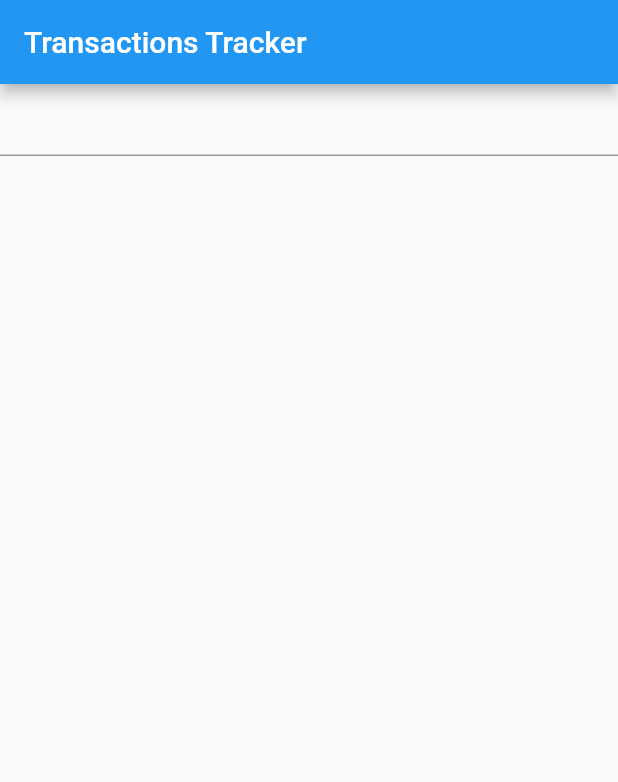
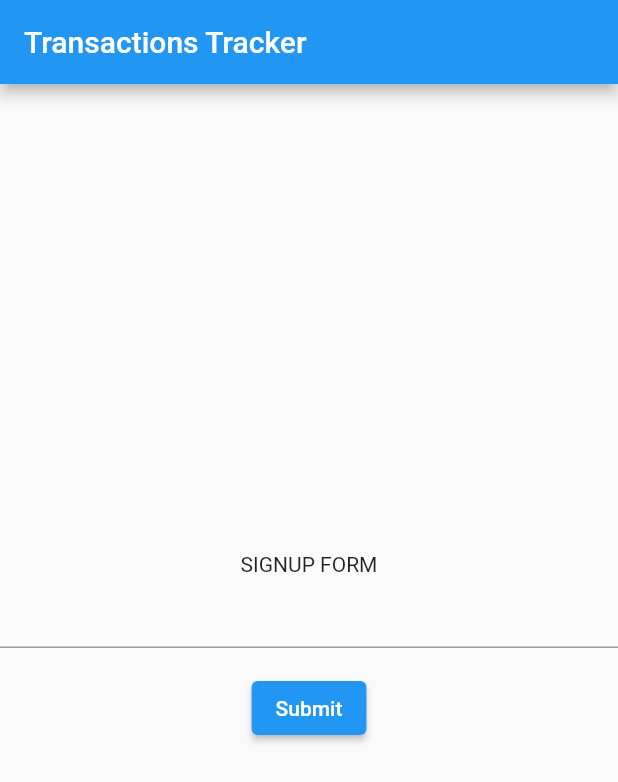
Before and after one commit to Petar81/Track-Bank-Expenses, a Flutter app: the screen it shows after launch, on a phone screen of 412 x 824 dp. Shown: the top 782 px of the screen. Run offline on Flutter 3.47's test engine with Material 2 defaults, Android fonts, the phone set to English and light mode, and no system bars; our stand-ins replace charts_flutter, firebase_auth, firebase_core, firebase_database, fl_chart, pie_chart; accounts and stored records are empty.

Commit message:
add form title and submit button

```diff
--- a/lib/screens/user_auth.dart
+++ b/lib/screens/user_auth.dart
@@ -19,11 +19,13 @@ class _UserAuthState extends State<UserAuth> {
       body: Center(
         child: Center(
           child: Column(
+            mainAxisAlignment: MainAxisAlignment.center,
             children: <Widget>[
               Form(
                 key: _formKey,
                 child: Column(
                   children: <Widget>[
+                    const Text("SIGNUP FORM"),
                     TextFormField(
                       // The validator receives the text that the user has entered.
                       validator: (value) {
@@ -32,6 +34,22 @@ class _UserAuthState extends State<UserAuth> {
                         }
                         return null;
                       },
+                    ),
+                    Padding(
+                      padding: const EdgeInsets.symmetric(vertical: 16.0),
+                      child: ElevatedButton(
+                        onPressed: () {
+                          // Validate returns true if the form is valid, or false otherwise.
+                          if (_formKey.currentState!.validate()) {
+                            // If the form is valid, display a snackbar. In the real world,
+                            // you'd often call a server or save the information in a database.
+                            ScaffoldMessenger.of(context).showSnackBar(
+                              const SnackBar(content: Text('Processing Data')),
+                            );
+                          }
+                        },
+                        child: const Text('Submit'),
+                      ),
                     ),
                   ],
                 ),
```
